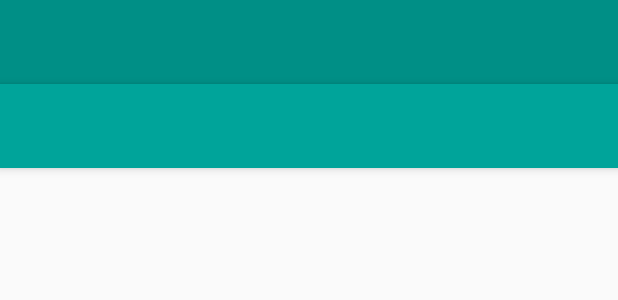
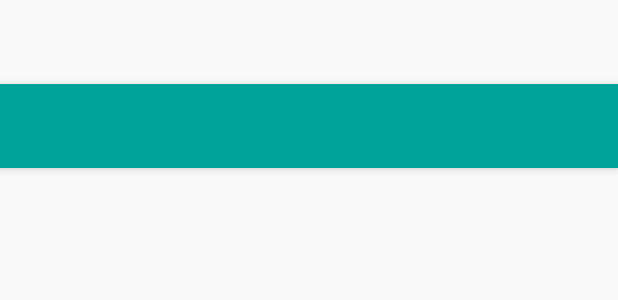
Before and after one commit to brianhans/CoralGlades, an Android app: the layout activity_main.xml on its own in the app's theme, with its tools: preview values and no code run, on a phone screen of 412 x 824 dp. Shown: the top 300 px of the screen. Run offline under Robolectric (Android 15) with nearby library versions, the light colour scheme and no system bars.

```diff
--- a/app/src/main/res/layout/activity_main.xml
+++ b/app/src/main/res/layout/activity_main.xml
@@ -6,7 +6,6 @@
     android:id="@+id/drawer_layout"
     android:layout_width="match_parent"
     android:layout_height="match_parent"
-    android:fitsSystemWindows="true"
     tools:openDrawer="start">
 
     <include
```
